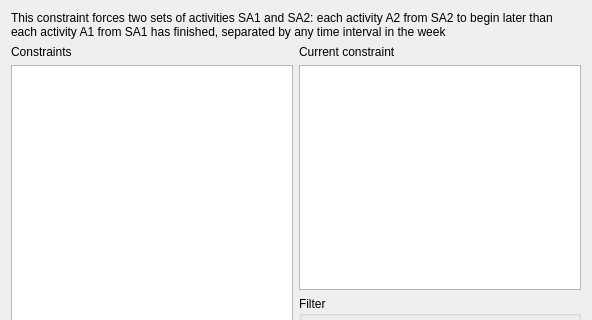
vonmecheln/fet, file fet/src/interface/constrainttwosetsofactivitiesorderedform_template.ui: the form before one commit; both pictures show x 0 to 592 and y 0 to 320 of the 592 by 566 pixel window.
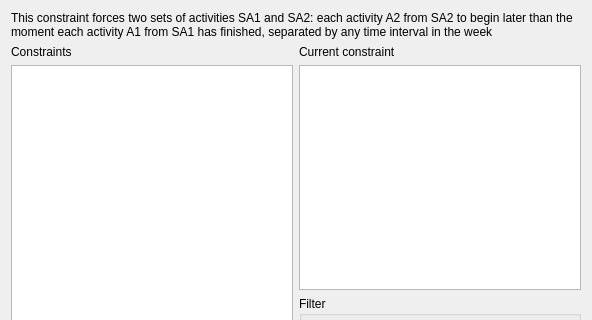
The form after the commit.

Patch:
```diff
--- a/fet/src/interface/constrainttwosetsofactivitiesorderedform_template.ui
+++ b/fet/src/interface/constrainttwosetsofactivitiesorderedform_template.ui
@@ -23,7 +23,7 @@
       </sizepolicy>
      </property>
      <property name="text">
-      <string>This constraint forces two sets of activities SA1 and SA2: each activity A2 from SA2 to begin later than each activity A1 from SA1 has finished, separated by any time interval in the week</string>
+      <string>This constraint forces two sets of activities SA1 and SA2: each activity A2 from SA2 to begin later than the moment each activity A1 from SA1 has finished, separated by any time interval in the week</string>
      </property>
      <property name="wordWrap">
       <bool>true</bool>
```
